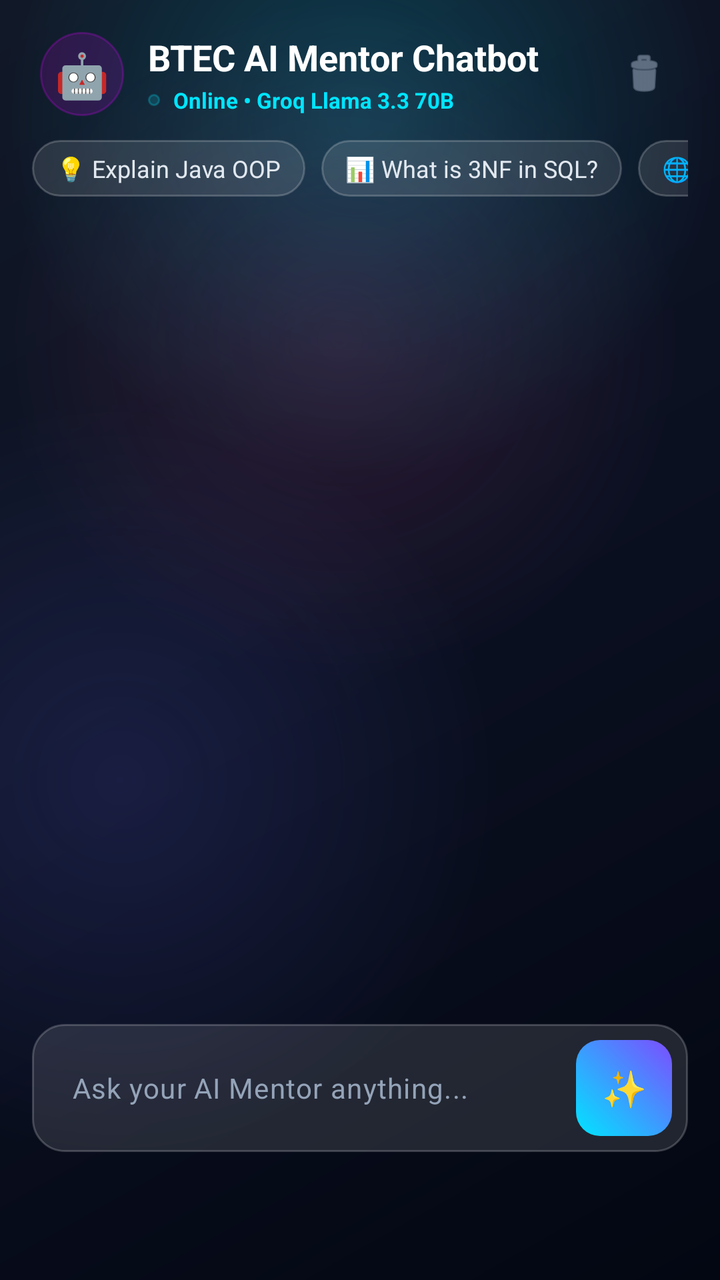
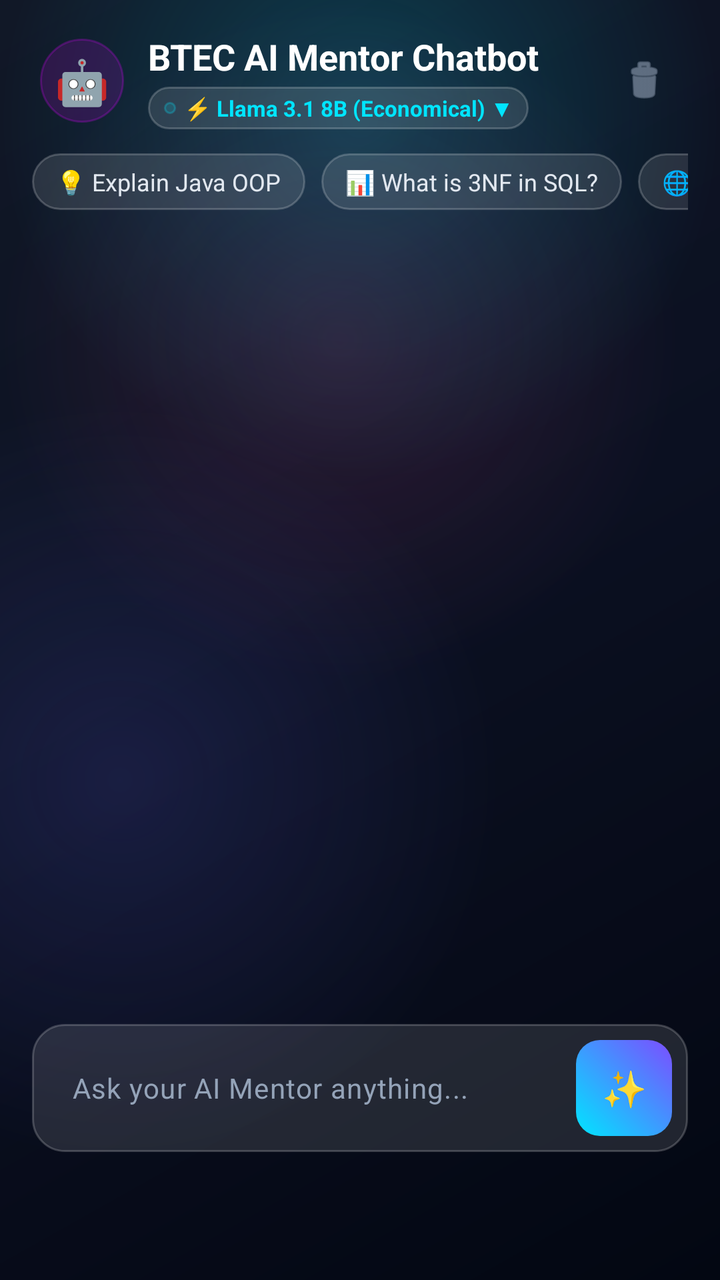

Screens rendered from an Android XML layout before and after an edit, with the pre-edit source and the edit as a unified diff.
<!-- AndroidManifest.xml: application theme Theme.AIMentor -->
<!-- res/layout/fragment_quiz.xml -->
<?xml version="1.0" encoding="utf-8"?>
<androidx.constraintlayout.widget.ConstraintLayout xmlns:android="http://schemas.android.com/apk/res/android"
    xmlns:app="http://schemas.android.com/apk/res-auto"
    xmlns:tools="http://schemas.android.com/tools"
    android:layout_width="match_parent"
    android:layout_height="match_parent"
    android:background="@drawable/bg_ai_mentor_dashboard"
    tools:context=".Fragments.QuizFragment">

    
    <LinearLayout
        android:id="@+id/headerChat"
        android:layout_width="match_parent"
        android:layout_height="wrap_content"
        android:orientation="horizontal"
        android:gravity="center_vertical"
        android:paddingHorizontal="20dp"
        android:paddingTop="16dp"
        android:paddingBottom="12dp"
        app:layout_constraintTop_toTopOf="parent"
        app:layout_constraintStart_toStartOf="parent"
        app:layout_constraintEnd_toEndOf="parent">

        
        <FrameLayout
            android:layout_width="42dp"
            android:layout_height="42dp"
            android:background="@drawable/bg_icon_circle_purple">

            <TextView
                android:layout_width="wrap_content"
                android:layout_height="wrap_content"
                android:layout_gravity="center"
                android:text="🤖"
                android:textSize="22sp" />
        </FrameLayout>

        <LinearLayout
            android:layout_width="0dp"
            android:layout_height="wrap_content"
            android:layout_weight="1"
            android:orientation="vertical"
            android:layout_marginStart="12dp">

            <TextView
                android:layout_width="wrap_content"
                android:layout_height="wrap_content"
                android:text="BTEC AI Mentor Chatbot"
                android:textColor="@color/white"
                android:textSize="18sp"
                android:textStyle="bold" />

            <LinearLayout
                android:layout_width="wrap_content"
                android:layout_height="wrap_content"
                android:orientation="horizontal"
                android:gravity="center_vertical"
                android:layout_marginTop="2dp">

                <View
                    android:layout_width="6dp"
                    android:layout_height="6dp"
                    android:background="@drawable/bg_icon_circle_blue"
                    android:backgroundTint="@color/accent_blue" />

                <TextView
                    android:layout_width="wrap_content"
                    android:layout_height="wrap_content"
                    android:text=" Online • Groq Llama 3.3 70B"
                    android:textColor="@color/accent_blue"
                    android:textSize="11sp"
                    android:textStyle="bold"
                    android:layout_marginStart="4dp"/>
            </LinearLayout>
        </LinearLayout>

        
        <ImageView
            android:id="@+id/btnClearChat"
            android:layout_width="36dp"
            android:layout_height="36dp"
            android:src="@android:drawable/ic_menu_delete"
            app:tint="@color/text_secondary"
            android:background="?attr/selectableItemBackgroundBorderless"
            android:clickable="true"
            android:focusable="true"
            android:padding="6dp"
            android:contentDescription="Clear Chat History" />
    </LinearLayout>

    
    <HorizontalScrollView
        android:id="@+id/scrollChips"
        android:layout_width="match_parent"
        android:layout_height="wrap_content"
        android:scrollbars="none"
        android:paddingHorizontal="16dp"
        android:paddingBottom="8dp"
        app:layout_constraintTop_toBottomOf="@id/headerChat"
        app:layout_constraintStart_toStartOf="parent"
        app:layout_constraintEnd_toEndOf="parent">

        <LinearLayout
            android:layout_width="wrap_content"
            android:layout_height="wrap_content"
            android:orientation="horizontal">

            <TextView
                android:id="@+id/chipChat1"
                android:layout_width="wrap_content"
                android:layout_height="wrap_content"
                android:text="💡 Explain Java OOP"
                android:textColor="@color/text_primary"
                android:textSize="12sp"
                android:background="@drawable/card_glossy_glass"
                android:paddingHorizontal="12dp"
                android:paddingVertical="6dp"
                android:clickable="true"
                android:focusable="true" />

            <TextView
                android:id="@+id/chipChat2"
                android:layout_width="wrap_content"
                android:layout_height="wrap_content"
                android:text="📊 What is 3NF in SQL?"
                android:textColor="@color/text_primary"
                android:textSize="12sp"
                android:background="@drawable/card_glossy_glass"
                android:paddingHorizontal="12dp"
                android:paddingVertical="6dp"
                android:layout_marginStart="8dp"
                android:clickable="true"
                android:focusable="true" />

            <TextView
                android:id="@+id/chipChat3"
                android:layout_width="wrap_content"
                android:layout_height="wrap_content"
                android:text="🌐 Explain REST API"
                android:textColor="@color/text_primary"
                android:textSize="12sp"
                android:background="@drawable/card_glossy_glass"
                android:paddingHorizontal="12dp"
                android:paddingVertical="6dp"
                android:layout_marginStart="8dp"
                android:clickable="true"
                android:focusable="true" />

            <TextView
                android:id="@+id/chipChat4"
                android:layout_width="wrap_content"
                android:layout_height="wrap_content"
                android:text="🛡️ Network Security Basics"
                android:textColor="@color/text_primary"
                android:textSize="12sp"
                android:background="@drawable/card_glossy_glass"
                android:paddingHorizontal="12dp"
                android:paddingVertical="6dp"
                android:layout_marginStart="8dp"
                android:clickable="true"
                android:focusable="true" />

            <TextView
                android:id="@+id/chipChat5"
                android:layout_width="wrap_content"
                android:layout_height="wrap_content"
                android:text="📝 Quiz me on SD201!"
                android:textColor="@color/text_primary"
                android:textSize="12sp"
                android:background="@drawable/card_glossy_glass"
                android:paddingHorizontal="12dp"
                android:paddingVertical="6dp"
                android:layout_marginStart="8dp"
                android:clickable="true"
                android:focusable="true" />
        </LinearLayout>
    </HorizontalScrollView>

    
    <androidx.recyclerview.widget.RecyclerView
        android:id="@+id/rvChatMessages"
        android:layout_width="match_parent"
        android:layout_height="0dp"
        android:clipToPadding="false"
        android:paddingVertical="8dp"
        app:layout_constraintTop_toBottomOf="@id/scrollChips"
        app:layout_constraintBottom_toTopOf="@id/inputCard"
        app:layout_constraintStart_toStartOf="parent"
        app:layout_constraintEnd_toEndOf="parent" />

    
    <LinearLayout
        android:id="@+id/inputCard"
        android:layout_width="match_parent"
        android:layout_height="wrap_content"
        android:orientation="horizontal"
        android:gravity="center_vertical"
        android:background="@drawable/card_glossy_glass"
        android:padding="8dp"
        android:layout_marginHorizontal="16dp"
        android:layout_marginBottom="?actionBarSize"
        app:layout_constraintBottom_toBottomOf="parent"
        app:layout_constraintStart_toStartOf="parent"
        app:layout_constraintEnd_toEndOf="parent">

        <EditText
            android:id="@+id/edtChatMessage"
            android:layout_width="0dp"
            android:layout_height="wrap_content"
            android:layout_weight="1"
            android:hint="Ask your AI Mentor anything..."
            android:textColorHint="@color/text_secondary"
            android:textColor="@color/white"
            android:textSize="14sp"
            android:background="@null"
            android:paddingHorizontal="12dp"
            android:paddingVertical="8dp"
            android:maxLines="4"
            android:inputType="textCapSentences|textMultiLine" />

        <com.google.android.material.button.MaterialButton
            android:id="@+id/btnSendMessage"
            android:layout_width="48dp"
            android:layout_height="48dp"
            android:text="✨"
            android:textSize="18sp"
            android:padding="0dp"
            app:backgroundTint="@null"
            android:background="@drawable/bg_btn_ai_glow"
            app:cornerRadius="24dp"
            android:insetLeft="0dp"
            android:insetTop="0dp"
            android:insetRight="0dp"
            android:insetBottom="0dp"
            android:contentDescription="Send Message" />
    </LinearLayout>

</androidx.constraintlayout.widget.ConstraintLayout>
<!-- resources referenced by this layout -->
<resources>
  <color name="accent_blue">#00E5FF</color>
  <color name="text_primary">#E2E8F0</color>
  <color name="text_secondary">#94A3B8</color>
  <color name="white">#FFFFFFFF</color>
  <!-- drawable bg_btn_ai_glow (drawable) -->
  <?xml version="1.0" encoding="utf-8"?>
  <shape xmlns:android="http://schemas.android.com/apk/res/android"
      android:shape="rectangle">
      <gradient
          android:startColor="#00E5FF"
          android:endColor="#7C4DFF"
          android:angle="45"
          android:type="linear" />
      <corners android:radius="12dp" />
  </shape>
  <!-- drawable bg_icon_circle_blue (drawable) -->
  <?xml version="1.0" encoding="utf-8"?>
  <shape xmlns:android="http://schemas.android.com/apk/res/android"
      android:shape="oval">
      <solid android:color="#2600E5FF" />
      <stroke
          android:width="1dp"
          android:color="#4000E5FF" />
  </shape>
  <!-- drawable bg_icon_circle_purple (drawable) -->
  <?xml version="1.0" encoding="utf-8"?>
  <shape xmlns:android="http://schemas.android.com/apk/res/android"
      android:shape="oval">
      <solid android:color="#26D500F9" />
      <stroke
          android:width="1dp"
          android:color="#40D500F9" />
  </shape>
  <!-- drawable card_glossy_glass (drawable) -->
  <?xml version="1.0" encoding="utf-8"?>
  <shape xmlns:android="http://schemas.android.com/apk/res/android"
      android:shape="rectangle">
      
      <solid android:color="@color/glass_card_bg" />
      
      
      <stroke
          android:width="1dp"
          android:color="@color/glass_card_stroke" />
      
      
      <corners android:radius="16dp" />
  </shape>
  <style name="Theme.AIMentor" parent="Base.Theme.AIMentor" />
  <color name="glass_card_bg">#1DFFFFFF</color>
  <color name="glass_card_stroke">#33FFFFFF</color>
  <style name="Base.Theme.AIMentor" parent="Theme.Material3.DayNight.NoActionBar">
          
          <item name="colorPrimary">@color/accent_blue</item>
          <item name="colorSecondary">@color/accent_purple</item>
          
          
          <item name="android:windowBackground">@color/bg_dark_start</item>
          <item name="android:textColorPrimary">@color/text_primary</item>
          <item name="android:textColorSecondary">@color/text_secondary</item>
          
          
          <item name="textInputStyle">@style/Widget.Material3.TextInputLayout.OutlinedBox</item>
          <item name="editTextStyle">@style/GlossyEditTextStyle</item>
      </style>
  <color name="accent_purple">#D500F9</color>
  <color name="bg_dark_start">#080C14</color>
  <style name="GlossyEditTextStyle" parent="Widget.Material3.TextInputEditText.OutlinedBox">
          <item name="android:textColor">@color/text_primary</item>
          <item name="android:textColorHint">@color/text_secondary</item>
          <item name="android:textSize">16sp</item>
      </style>
</resources>

<!-- the commit's change to res/layout/fragment_quiz.xml (unified diff, before → after) -->
@@ -51,11 +51,17 @@
                 android:textStyle="bold" />
 
             <LinearLayout
+                android:id="@+id/btnSelectModel"
                 android:layout_width="wrap_content"
                 android:layout_height="wrap_content"
                 android:orientation="horizontal"
                 android:gravity="center_vertical"
-                android:layout_marginTop="2dp">
+                android:background="@drawable/card_glossy_glass"
+                android:paddingHorizontal="8dp"
+                android:paddingVertical="3dp"
+                android:layout_marginTop="3dp"
+                android:clickable="true"
+                android:focusable="true">
 
                 <View
                     android:layout_width="6dp"
@@ -64,9 +70,10 @@
                     android:backgroundTint="@color/accent_blue" />
 
                 <TextView
+                    android:id="@+id/tvSelectedModel"
                     android:layout_width="wrap_content"
                     android:layout_height="wrap_content"
-                    android:text=" Online • Groq Llama 3.3 70B"
+                    android:text="⚡ Llama 3.1 8B (Economical) ▼"
                     android:textColor="@color/accent_blue"
                     android:textSize="11sp"
                     android:textStyle="bold"
